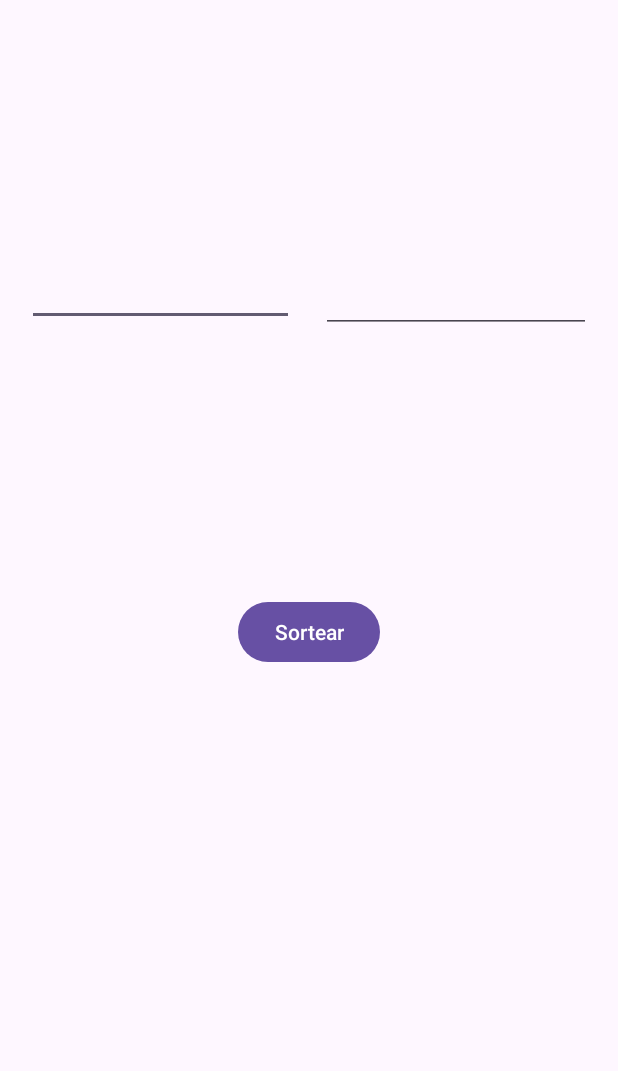
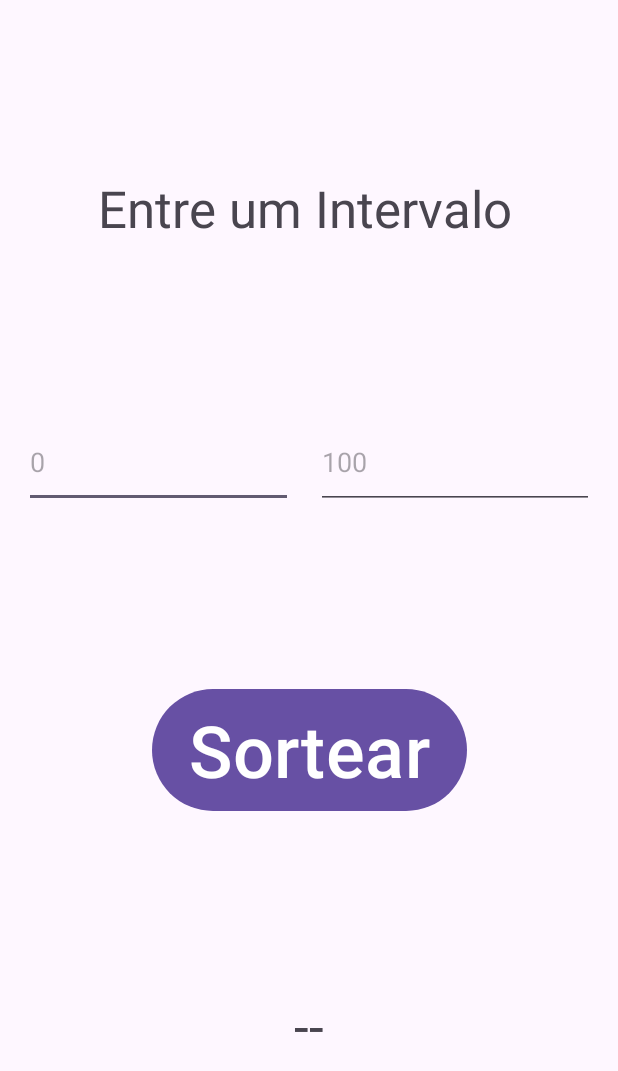
Before and after one commit to NatVansuita/PDM, an Android app: the screen it shows after launch (MainActivity), on a phone screen of 412 x 824 dp. Shown: the top 1071 px of the screen. Run offline under Robolectric (Android 15) with nearby library versions, the phone set to English and light mode, and no system bars.

Commit message:
interface app de sorteio

```diff
--- a/app/src/main/res/layout/activity_main.xml
+++ b/app/src/main/res/layout/activity_main.xml
@@ -9,46 +9,71 @@
 
     <TextView
         android:id="@+id/tvResultado"
-        android:layout_width="wrap_content"
-        android:layout_height="wrap_content"
+        android:layout_width="108dp"
+        android:layout_height="48dp"
+        android:autoSizeTextType="uniform"
+        android:text="--"
+        android:textAlignment="center"
+        android:textSize="24sp"
         app:layout_constraintBottom_toBottomOf="parent"
         app:layout_constraintEnd_toEndOf="parent"
         app:layout_constraintHorizontal_bias="0.5"
         app:layout_constraintStart_toStartOf="parent"
-        app:layout_constraintTop_toBottomOf="@+id/button" />
+        app:layout_constraintTop_toBottomOf="@+id/button"
+        app:layout_constraintVertical_bias="0.5" />
 
     <EditText
         android:id="@+id/edMin"
-        android:layout_width="178dp"
-        android:layout_height="37dp"
+        android:layout_width="179dp"
+        android:layout_height="61dp"
         android:ems="10"
-        android:inputType="text"
+        android:hint="0"
+        android:inputType="number"
         app:layout_constraintBottom_toTopOf="@+id/button"
         app:layout_constraintEnd_toStartOf="@+id/edMax"
         app:layout_constraintHorizontal_bias="0.5"
         app:layout_constraintStart_toStartOf="parent"
-        app:layout_constraintTop_toTopOf="parent" />
+        app:layout_constraintTop_toBottomOf="@+id/textView"
+        app:layout_constraintVertical_bias="0.5" />
 
     <EditText
         android:id="@+id/edMax"
-        android:layout_width="180dp"
-        android:layout_height="42dp"
+        android:layout_width="185dp"
+        android:layout_height="62dp"
         android:ems="10"
-        android:inputType="text"
+        android:hint="100"
+        android:inputType="number"
+        app:layout_constraintBottom_toTopOf="@+id/button"
         app:layout_constraintEnd_toEndOf="parent"
         app:layout_constraintHorizontal_bias="0.5"
         app:layout_constraintStart_toEndOf="@+id/edMin"
-        app:layout_constraintTop_toTopOf="@+id/edMin" />
+        app:layout_constraintTop_toBottomOf="@+id/textView"
+        app:layout_constraintVertical_bias="0.5" />
 
     <Button
         android:id="@+id/button"
-        android:layout_width="wrap_content"
-        android:layout_height="wrap_content"
+        android:layout_width="210dp"
+        android:layout_height="89dp"
+        android:autoSizeTextType="uniform"
         android:text="Sortear"
         app:layout_constraintBottom_toTopOf="@+id/tvResultado"
         app:layout_constraintEnd_toEndOf="parent"
         app:layout_constraintHorizontal_bias="0.5"
         app:layout_constraintStart_toStartOf="parent"
-        app:layout_constraintTop_toBottomOf="@+id/edMin" />
+        app:layout_constraintTop_toBottomOf="@+id/edMax"
+        app:layout_constraintVertical_bias="0.5" />
+
+    <TextView
+        android:id="@+id/textView"
+        android:layout_width="282dp"
+        android:layout_height="45dp"
+        android:autoSizeTextType="uniform"
+        android:text="Entre um Intervalo"
+        app:layout_constraintBottom_toTopOf="@+id/edMin"
+        app:layout_constraintEnd_toEndOf="parent"
+        app:layout_constraintHorizontal_bias="0.5"
+        app:layout_constraintStart_toStartOf="parent"
+        app:layout_constraintTop_toTopOf="parent"
+        app:layout_constraintVertical_bias="0.5" />
 
 </androidx.constraintlayout.widget.ConstraintLayout>
```
